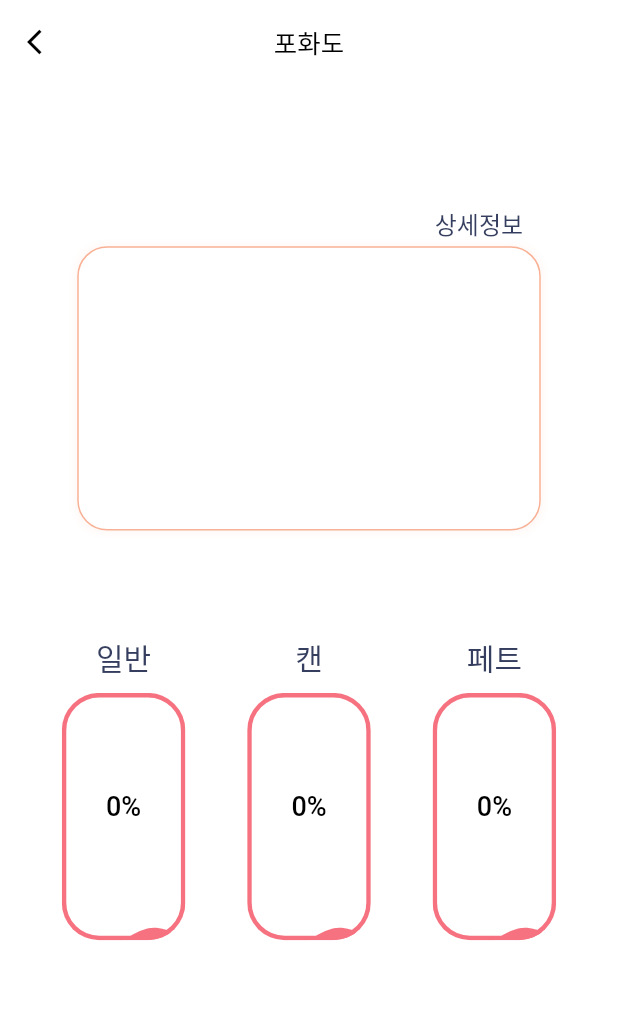
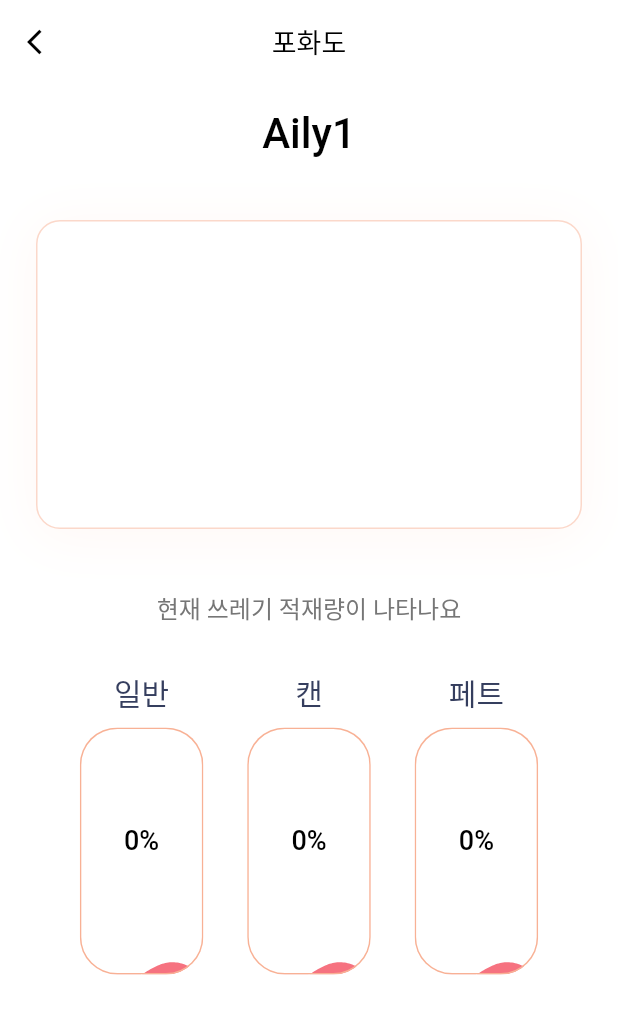
Before and after one commit to Aily-AIRecycle/Aily_app, a Flutter app: the GarbageScreen screen opened directly with empty values, on a phone screen of 412 x 824 dp. Shown: the top 1014 px of the screen. Run offline on Flutter 3.47's test engine with Material 2 defaults, Android fonts, the phone set to English and light mode, and no system bars; drawn by our look-alikes of liquid_progress_indicator; our stand-ins replace dio, flutter_keyboard_visibility, flutter_native_splash, flutter_secure_storage, flutter_svg, geolocator and 3 more; missing offline and left inert: gradients; accounts and stored records are empty; network calls fail; Roboto replaces fonts that are missing (Pretendard).

Commit message:
디자인 수정 - 세부 디테일 변경

```diff
--- a/Aily/lib/screens/account_screen.dart
+++ b/Aily/lib/screens/account_screen.dart
@@ -178,13 +178,13 @@ class _Account_screenState extends State<Account_screen> {
                   color: Colors.white,
                   borderRadius: BorderRadius.circular(16),
                   border: Border.all(
-                    color: Colors.grey.withOpacity(0.25),
+                    color: Color(0xff767676).withOpacity(0.25),
                     width: 1,
                   ),
                   boxShadow: [
                     BoxShadow(
-                      color: Colors.grey.withOpacity(0.05),
-                      blurRadius: 30,
+                      color: Colors.black.withOpacity(0.1),
+                      blurRadius: 5,
                       offset: const Offset(0, 4),
                     ),
                   ],
--- a/Aily/lib/screens/garbage_screen.dart
+++ b/Aily/lib/screens/garbage_screen.dart
@@ -55,7 +55,7 @@ class _GarbageScreenState extends State<GarbageScreen> {
         centerTitle: true,
         backgroundColor: Colors.white,
         title: const Text(
-            '포화도', style: TextStyle(fontSize: 17, color: Colors.black)),
+            '포화도', style: TextStyle(fontSize: 18, color: Colors.black)),
         iconTheme: const IconThemeData(color: Colors.black),
         elevation: 0,
         leading: IconButton(
@@ -73,70 +73,52 @@ class _GarbageScreenState extends State<GarbageScreen> {
 
   Widget GarbageWidget(BuildContext context) {
     return Center(
+      child: Padding(
+        padding: const EdgeInsets.symmetric(horizontal: 24),
         child: Column(
           children: [
-          Expanded(
-            flex: 1,
-            child: Container(
+            SizedBox(height: MediaQuery.of(context).size.height * 0.02),
+            Column(
+              crossAxisAlignment: CrossAxisAlignment.center,
+              children: [
+                const Text('Aily1',
+                  style: TextStyle(
+                    color: Colors.black,
+                    fontSize: 28,
+                    fontWeight: FontWeight.w500,
+                  ),
+                ),
+                SizedBox(height: MediaQuery.of(context).size.height * 0.05),
+                Container(
+                    padding: const EdgeInsets.only(left: 24, right: 24),
+                    width: MediaQuery.of(context).size.width - 48,
+                    height: MediaQuery.of(context).size.height * 0.25,
                     decoration: BoxDecoration(
                       color: Colors.white,
-                borderRadius: BorderRadius.circular(20),
+                      borderRadius: BorderRadius.circular(16),
+                      border: Border.all(
+                        color: Color(0xffF8B195).withOpacity(0.5),
+                        width: 1,
                       ),
-              child: Stack(
-                children: [
-                  Column(
-                    children: [
-                      Padding(
-                        padding: const EdgeInsets.only(left: 60, top: 20, right: 20, bottom: 20),
-                        child: Row(
-                          mainAxisAlignment: MainAxisAlignment.start,
-                          children: [
-                            SizedBox(
-                              height: MediaQuery.of(context).size.height * 0.05,
-                              child: Text(widget.title, style: const TextStyle(color: Color(0xff353E5E), fontSize: 24, fontWeight: FontWeight.w500),
-                              ),
+                      boxShadow: [
+                        BoxShadow(
+                          color: Color(0xffF8B195).withOpacity(0.1),
+                          blurRadius: 30,
+                          offset: const Offset(0, 4),
                         ),
                       ],
                     ),
                 ),
-                      Padding(
-                        padding: EdgeInsets.only(left: MediaQuery.of(context).size.width * 0.55, bottom: 3),
-                        child: const Text(
-                          '상세정보',
+                const SizedBox(height: 40),
+                Text('현재 쓰레기 적재량이 나타나요',
                   style: TextStyle(
-                              color: Color(
-                                0xff353E5E,
+                    color: Color(0xff767676),
+                    fontSize: 16,
+                    fontWeight: FontWeight.w300,
                   ),
-                              fontSize: 16,
-                              fontWeight: FontWeight.w500),
+
                 ),
-                      ),
-                      Row(
-                        mainAxisAlignment: MainAxisAlignment.center,
-                        children: [
-                          Container(
-                            width: MediaQuery.of(context).size.width * 0.75,
-                            height: MediaQuery.of(context).size.height * 0.23,
-                            decoration: BoxDecoration(
-                              color: Colors.white,
-                              borderRadius: BorderRadius.circular(20),
-                              boxShadow: [
-                                BoxShadow(
-                                  color: myColor.withOpacity(0.1),
-                                  spreadRadius: 1,
-                                  blurRadius: 4,
-                                  offset: const Offset(0, 0.2),
-                                ),
-                              ],
-                              border: Border.all(
-                                color: myColor,
-                                width: 1.0,
-                              ),
-                            ),
-                          )
-                        ],
-                      ),
-                      const SizedBox(height: 70),
+                const SizedBox(height: 30),
                 Row(
                   mainAxisAlignment: MainAxisAlignment.spaceEvenly,
                   children: [
@@ -149,9 +131,6 @@ class _GarbageScreenState extends State<GarbageScreen> {
             ),
           ],
         ),
-            ),
-          ),
-        ],
       ),
     );
   }
@@ -186,8 +165,8 @@ Widget _buildGarbageCan(BuildContext context, String label, int amount, double h
                   LiquidLinearProgressIndicator(
                     value: percent,
                     backgroundColor: Colors.white,
-                    borderColor: gradientColor,
-                    borderWidth: 3.0,
+                    borderColor: Color(0xffF8B195),
+                    borderWidth: 1.0,
                     borderRadius: 25.0,
                     direction: Axis.vertical,
                     valueColor: AlwaysStoppedAnimation<Color>(gradientColor),
--- a/Aily/lib/screens/map_screen.dart
+++ b/Aily/lib/screens/map_screen.dart
@@ -14,8 +14,7 @@ class MapScreen extends StatefulWidget {
   _MapScreenState createState() => _MapScreenState();
 }
 
-
-class _MapScreenState extends State<MapScreen>{
+class _MapScreenState extends State<MapScreen> {
   @override
   bool get wantKeepAlive => true;
   Color myColor = const Color(0xFFF8B195);
@@ -39,8 +38,10 @@ class _MapScreenState extends State<MapScreen>{
     location.getLocationPermission();
     _getLocation();
     _getDistance();
-    timer2 = Timer.periodic(const Duration(milliseconds: 10), (timer) => _getLocation());
-    timer = Timer.periodic(const Duration(seconds: 1), (timer) => _getDistance());
+    timer2 = Timer.periodic(
+        const Duration(milliseconds: 10), (timer) => _getLocation());
+    timer =
+        Timer.periodic(const Duration(seconds: 1), (timer) => _getDistance());
   }
 
   void _getLocation() async {
@@ -48,7 +49,7 @@ class _MapScreenState extends State<MapScreen>{
   }
 
   @override
-  void dispose(){
+  void dispose() {
     super.dispose();
     searchctrl.dispose();
     timer?.cancel();
@@ -79,17 +80,16 @@ class _MapScreenState extends State<MapScreen>{
 
   void _search() {
     final String str = searchctrl.text.trim();
-    if (str.contains('Aily1') || str.contains('동양')){
+    if (str.contains('Aily1') || str.contains('동양')) {
       searchStr = '동양미래대점';
       distance = Location().data[searchStr]!;
-    } else if (str.contains('Aily2') || str.contains('3호')){
+    } else if (str.contains('Aily2') || str.contains('3호')) {
       searchStr = '3호관';
       distance = Location().data[searchStr]!;
-    }else if (str.isEmpty){
+    } else if (str.isEmpty) {
       showMsg(context, '검색', '검색어를 입력해주세요.');
       searchStr = '';
-    }
-    else {
+    } else {
       showMsg(context, '검색', '찾을 수 없습니다.');
     }
     _removeFocus();
@@ -103,10 +103,11 @@ class _MapScreenState extends State<MapScreen>{
 
   void _getDistance() async {
     //내 위치를 실시간으로 보냄
-    await controller!.runJavascript("getDistance(${location.latitude}, ${location.longitude})");
-    if (updatebool && !_focusNode.hasFocus){
+    await controller!.runJavascript(
+        "getDistance(${location.latitude}, ${location.longitude})");
+    if (updatebool && !_focusNode.hasFocus) {
       _updateDistanceText();
-    }else{
+    } else {
       updatebool = false;
     }
   }
@@ -137,7 +138,7 @@ class _MapScreenState extends State<MapScreen>{
 
   Widget _buildListTiles() {
     List<Widget> listTiles = [];
-    if (searchStr.isNotEmpty){
+    if (searchStr.isNotEmpty) {
       listTiles.add(_ListTile(context, searchStr, int.parse(distance), status));
     }
     return Column(children: listTiles);
@@ -146,7 +147,7 @@ class _MapScreenState extends State<MapScreen>{
   Widget MapWidget(BuildContext context) {
     double ratio = MediaQuery.of(context).devicePixelRatio * 0.4;
     return GestureDetector(
-      onTap: (){
+      onTap: () {
         _focusNode.unfocus();
       },
       child: Column(
@@ -182,22 +183,23 @@ class _MapScreenState extends State<MapScreen>{
               ),
               child: Column(
                 children: [
-                      SizedBox(height: 10),
+                  const SizedBox(height: 10),
                   Column(
                     children: [
                       SizedBox(
                         width: MediaQuery.of(context).size.width - 48,
                         height: 50,
-                            child: TextField (
+                        child: TextField(
                           textInputAction: TextInputAction.search,
-                              onSubmitted: (value){
+                          onSubmitted: (value) {
                             _search();
                           },
                           style: TextStyle(color: Colors.grey.shade600),
                           focusNode: _focusNode,
                           controller: searchctrl,
                           decoration: InputDecoration(
-                                contentPadding: const EdgeInsets.symmetric(horizontal: 20, vertical: 10),
+                            contentPadding: const EdgeInsets.symmetric(
+                                horizontal: 20, vertical: 10),
                             hintText: '주소, 지역 검색',
                             border: OutlineInputBorder(
                               borderRadius: BorderRadius.circular(20),
@@ -207,13 +209,14 @@ class _MapScreenState extends State<MapScreen>{
                               borderRadius: BorderRadius.circular(20),
                             ),
                             enabledBorder: OutlineInputBorder(
-                                  borderSide: BorderSide(color: Colors.grey.shade400),
+                              borderSide:
+                                  BorderSide(color: Colors.grey.shade400),
                               borderRadius: BorderRadius.circular(20),
                             ),
                             suffixIcon: IconButton(
                               color: Colors.grey.shade400,
                               icon: const Icon(Icons.search),
-                                  onPressed: (){
+                              onPressed: () {
                                 _search();
                               },
                             ),
@@ -234,38 +237,44 @@ class _MapScreenState extends State<MapScreen>{
                 ],
               ),
             ),
-              )
-          ),
+          )),
         ],
       ),
     );
   }
 }
 
-Widget _ListTile(BuildContext context, String title, int distance, bool isAvailable) {
+Widget _ListTile(
+    BuildContext context, String title, int distance, bool isAvailable) {
   Color myColor = const Color(0xFFF8B195);
   GarbageMerch merch = GarbageMerch();
 
   return Card(
     shape: RoundedRectangleBorder(
-      side: BorderSide(
-          color: myColor.withOpacity(0.3)
-      ),
+      side: BorderSide(color: myColor.withOpacity(0.25)),
       borderRadius: BorderRadius.circular(15.0),
     ),
-    elevation: 0,
+    elevation: 0.25,
+
     margin: const EdgeInsets.symmetric(horizontal: 35),
     child: Theme(
       data: ThemeData().copyWith(
           dividerColor: Colors.transparent,
           highlightColor: Colors.transparent,
-          splashColor: Colors.transparent
-      ),
+          splashColor: Colors.transparent),
       child: ListTile(
         horizontalTitleGap: 0,
-        contentPadding: const EdgeInsets.symmetric(horizontal: 25, vertical: 30),
+        contentPadding:
+            const EdgeInsets.symmetric(horizontal: 25, vertical: 30),
         leading: Icon(Icons.directions_walk, color: myColor),
-        title: Text(title, style: TextStyle(fontSize: 18, color: myColor)),
+        title: Text(
+          title,
+          style: TextStyle(
+            fontSize: 18,
+            color: myColor,
+            fontWeight: FontWeight.w600,
+          ),
+        ),
         trailing: Row(
           mainAxisSize: MainAxisSize.min,
           children: [
```
Lines whose indentation alone changed are shown as unchanged.
